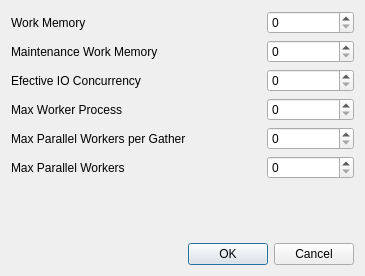
The window that GUI/pgdbatool/dlgworkers.ui (marcotcal/PG-DBA-Tools) describes before a commit, drawn with Qt 5.
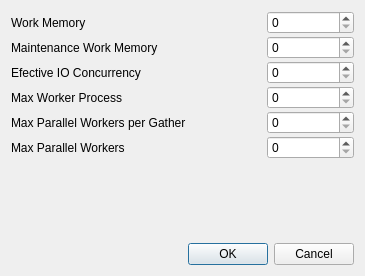
The same window after the commit.

Commit message: Wokers dialog

Patch:
```diff
--- a/GUI/pgdbatool/dlgworkers.ui
+++ b/GUI/pgdbatool/dlgworkers.ui
@@ -19,6 +19,9 @@
      <property name="labelAlignment">
       <set>Qt::AlignLeading|Qt::AlignLeft|Qt::AlignVCenter</set>
      </property>
+     <property name="verticalSpacing">
+      <number>2</number>
+     </property>
      <item row="0" column="0">
       <widget class="QLabel" name="label">
        <property name="minimumSize">
```
Left out of the diff: 12 changed lines with no effect on the pictures. The commit also changes 2 other files.
